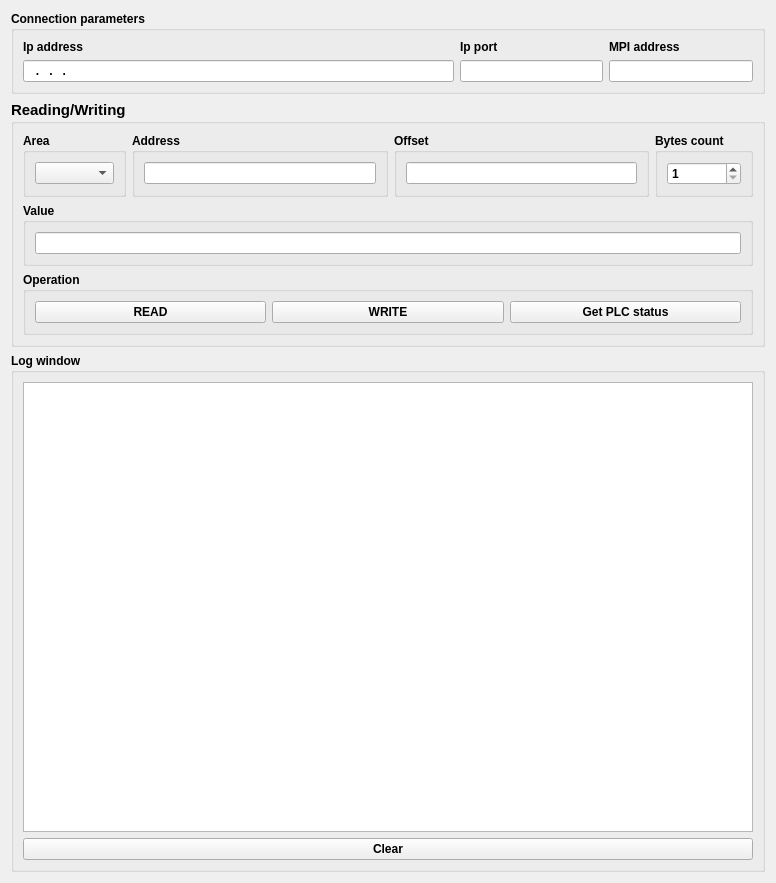
Qt form ui_ibh_client.ui (shateks/ibh-link-s7-python-app) before a commit.
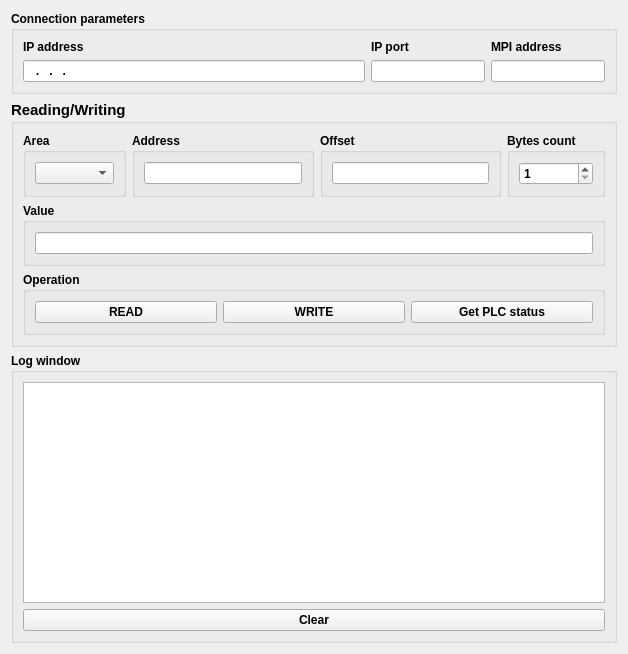
The same form after that commit.

The edit to the form file:
```diff
--- a/ui_ibh_client.ui
+++ b/ui_ibh_client.ui
@@ -6,8 +6,8 @@
    <rect>
     <x>0</x>
     <y>0</y>
-    <width>776</width>
-    <height>883</height>
+    <width>628</width>
+    <height>654</height>
    </rect>
   </property>
   <property name="windowTitle">
@@ -34,7 +34,7 @@
         <item>
          <widget class="QLabel" name="label">
           <property name="text">
-           <string>Ip address</string>
+           <string>IP address</string>
           </property>
          </widget>
         </item>
@@ -58,7 +58,7 @@
         <item>
          <widget class="QLabel" name="label_3">
           <property name="text">
-           <string>Ip port</string>
+           <string>IP port</string>
           </property>
          </widget>
         </item>
```
Left out of the diff: 2 changed lines with no effect on the pictures.
